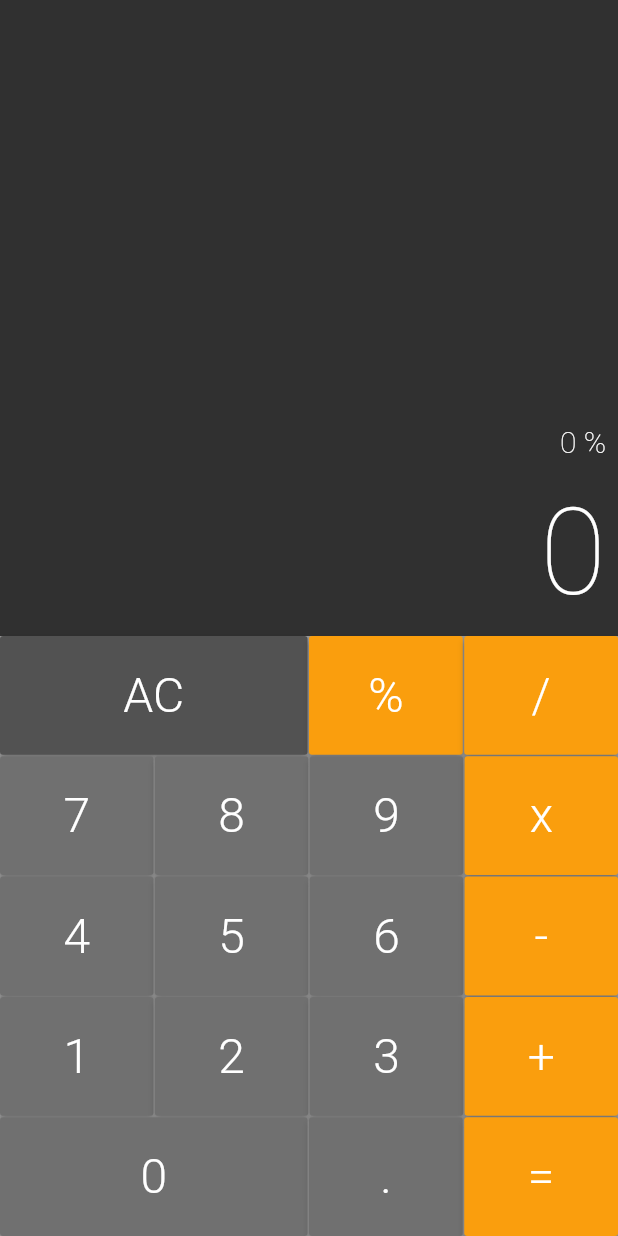
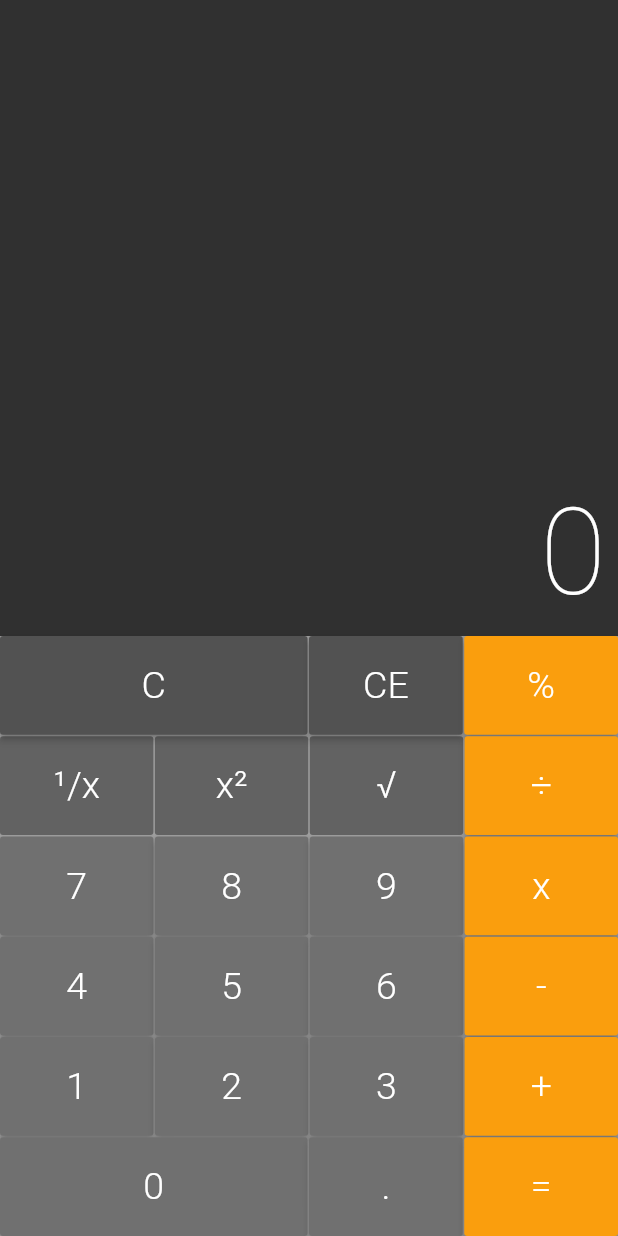
Before and after one commit to LucasHSantana/ftCalculadora, a Flutter app: the screen it shows after launch, after a tap on an icon or button, on a phone screen of 412 x 824 dp. Run offline on Flutter 3.47's test engine with Material 2 defaults, Android fonts, the phone set to English and light mode, and no system bars; drawn by our look-alikes of auto_size_text.

Commit message:
Adicionado novos botões

```diff
--- a/lib/components/button.dart
+++ b/lib/components/button.dart
@@ -10,29 +10,33 @@ class Button extends StatelessWidget {
   final bool big;
   final Color color;
   final void Function(String) cb;
+  final bool enabled;
 
   // Construtor padrão
   Button({
     @required this.text,
+    @required this.cb,
     this.big = false,
     this.color = DEFAULT,
-    @required this.cb,
+    this.enabled = true,
   });
 
   // Construtor para botões grandes
   Button.big({
     @required this.text,
+    @required this.cb,
     this.big = true,
     this.color = DEFAULT,
-    @required this.cb,
+    this.enabled = true,
   });
 
   // Construtor para botões de operadores
   Button.operation({
     @required this.text,
+    @required this.cb,
     this.big = false,
     this.color = OPERATION,
-    @required this.cb,
+    this.enabled = true
   });
 
   @override
@@ -45,11 +49,11 @@ class Button extends StatelessWidget {
             this.text,
             style: TextStyle(
               color: Colors.white,
-              fontSize: 32,
+              fontSize: 25,
               fontWeight: FontWeight.w300,
             ),
           ),
-          onPressed: () => cb(text),
+          onPressed: enabled ? () => cb(text): null,
       ),
     );
   }
--- a/lib/components/keyboard.dart
+++ b/lib/components/keyboard.dart
@@ -18,9 +18,18 @@ class Keyboard extends StatelessWidget {
       child: Column(
         children: <Widget>[
           ButtonRow([
-            Button.big(text: 'AC', cb: cb, color: Button.DARK),
+            Button.big(text: 'C', cb: cb, color: Button.DARK),
+            Button(text: 'CE', cb: cb, color: Button.DARK),
             Button.operation(text: '%', cb: cb),
-            Button.operation(text: '/', cb: cb),
+          ]),
+
+          SizedBox(height: 1),
+
+          ButtonRow([
+            Button.operation(text: '¹/x', cb: cb, enabled: false),
+            Button.operation(text: 'x²', cb: cb, enabled: false),
+            Button.operation(text: '√', cb: cb, enabled: false),
+            Button.operation(text: '÷', cb: cb),
           ]),
 
           SizedBox(height: 1),
--- a/lib/models/memory.dart
+++ b/lib/models/memory.dart
@@ -1,6 +1,6 @@
 // Classe que faz todas as operações de calculo ao ser pressionado algo no teclado
 class Memory {
-  static const OPER = ['%', '/', 'x', '-', '+', '='];
+  static const OPER = ['%', '÷', 'x', '-', '+', '=', '¹/x', 'x²', '√'];
   final _buffer = [0.0, 0.0];
   int _bufferIndex = 0;
   bool _wipeValue = false;
@@ -11,9 +11,12 @@ class Memory {
 
   //Função chamada no callback dos botões, determina o que será feito
   void applyCommand(String command) {
-    // Caso for pressionado o botão "AC", todas as váriaveis serão limpas.
-    if (command == 'AC') {
+    // Caso for pressionado o botão "C", todas as váriaveis serão limpas.
+    if (command == 'C') {
       _allClear();
+    // Caso for pressionado o botão "CE", será limpo a váriavel de valor atual (somente a entrada atual).
+    } else if (command == 'CE'){
+      _cancelEntry();
     // Caso for pressionado algum botão de operador,
     // será setada a operação correspondente e realizado o calculo se necessário.
     } else if (OPER.contains(command)) {
@@ -79,6 +82,10 @@ class Memory {
       _expandedText += _value + ' ' + newOperation + ' ';
     }
 
+    if (_operation != '' && newOperation != _operation && _buffer[1] == 0.0){
+      _expandedText = _expandedText.replaceFirst(_operation, newOperation, _expandedText.length -2);
+    }
+
     _bufferIndex = 1;
 
     // Sempre que for pressionado um operador, a próxima vez que pressionar um número,
@@ -103,7 +110,7 @@ class Memory {
   // Operações realizadas
   _doOperation() {
     switch (_operation) {
-      case '/':
+      case '÷':
         _buffer[0] = _buffer[0] / _buffer[1];
         break;
       case 'x':
@@ -140,6 +147,11 @@ class Memory {
     _wipeValue = false;
   }
 
+  _cancelEntry(){
+    _value = '0';
+    _buffer[1] = 0.0;
+  }
+
   // getter do _value
   String get value {
     return _value;
```
Also changed, not shown: 1 other file.
